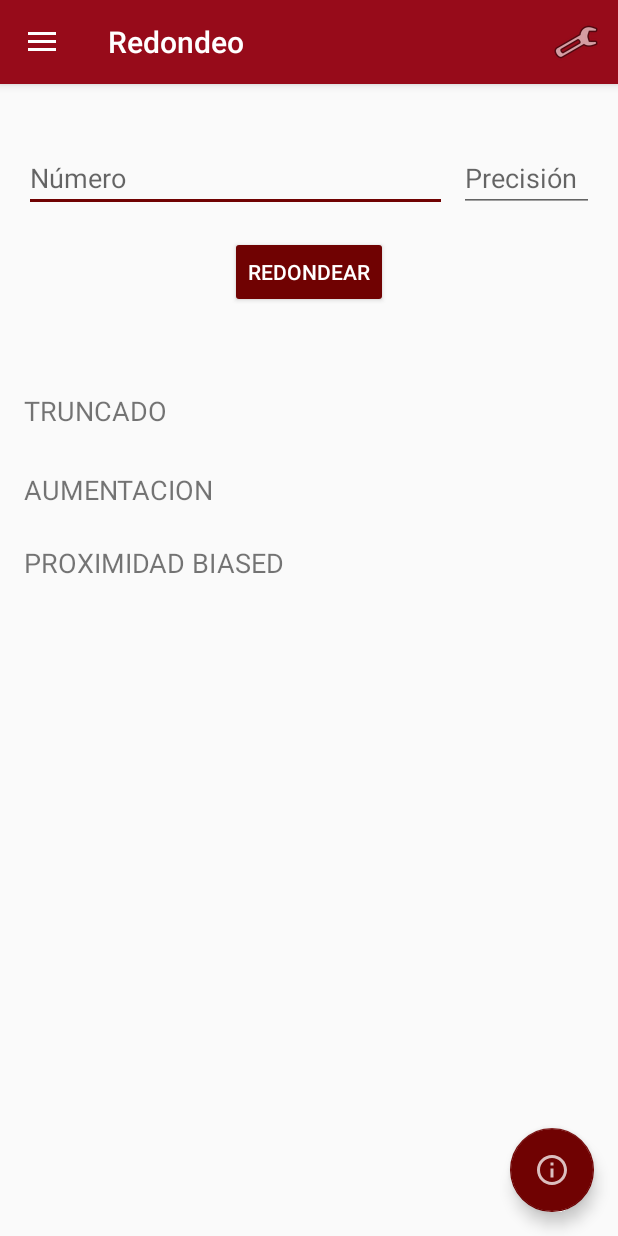
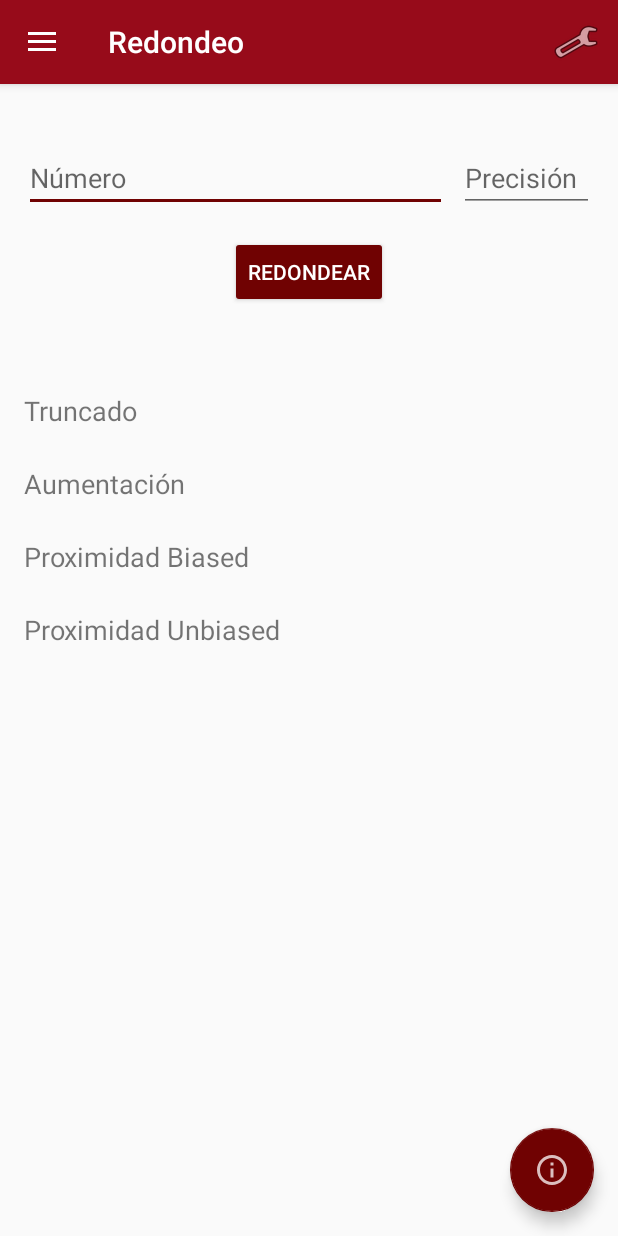
Before and after one commit to tscandalitta/OrgApp, an Android app: the screen it shows after launch (MainActivity), after a tap on "Redondeo", on a phone screen of 412 x 824 dp. Run offline under Robolectric (Android 15) with nearby library versions, the phone set to English and light mode, and no system bars; 1 other tap on this screen came first.

Commit message:
fix redondeo aumentacion

```diff
--- a/app/src/main/java/com/example/proyectoandroidtdp/Redondeo/RedondeadorAbstracto.java
+++ b/app/src/main/java/com/example/proyectoandroidtdp/Redondeo/RedondeadorAbstracto.java
@@ -4,8 +4,6 @@ public interface RedondeadorAbstracto {
 
     String redondeoTruncado(String numero, String precision);
     String redondeoAumentacion(String numero, String precision);
-  //  String redondeoHaciaArriba(String numero, int precision);
-  //  String redondeoHaciaAbajo(String numero, int precision);
     String redondeoBiased(String numero, String precision);
-  //  String redondeoUnbiased(String numero, int precision);
+    String redondeoUnbiased(String numero, String precision);
 }
--- a/app/src/main/java/com/example/proyectoandroidtdp/Redondeo/RedondeoFragment.java
+++ b/app/src/main/java/com/example/proyectoandroidtdp/Redondeo/RedondeoFragment.java
@@ -17,7 +17,7 @@ import com.example.proyectoandroidtdp.R;
 public class RedondeoFragment extends Fragment {
 
     RedondeadorAbstracto redondeador;
-    TextView txtNumero, txtPrecision, txtTruncado, txtAumentacion,txtBiased;
+    TextView txtNumero, txtPrecision, txtTruncado, txtAumentacion, txtBiased, txtUnbiased;
     Button btnRedondear;
     String numeroOriginal, numeroRedondeado, precision;
 
@@ -34,7 +34,7 @@ public class RedondeoFragment extends Fragment {
         txtTruncado = view.findViewById(R.id.txtRedondeoTruncado);
         txtAumentacion = view.findViewById(R.id.txtRedondeoAumentacion);
         txtBiased = view.findViewById(R.id.txtRedondeoBiased);
-
+        txtUnbiased = view.findViewById(R.id.txtRedondeoUnbiased);
         btnRedondear = view.findViewById(R.id.btnRedondear);
 
         CreadorDeFiltrosAbstracto creadorDeFiltros = new CreadorDeFiltros();
@@ -56,11 +56,12 @@ public class RedondeoFragment extends Fragment {
                     numeroRedondeado = redondeador.redondeoTruncado(numeroOriginal, precision);
                     String numeroAumentacion = redondeador.redondeoAumentacion(numeroOriginal, precision);
                     String numeroBiased = redondeador.redondeoBiased(numeroOriginal,precision);
+                    String numeroUnbiased = redondeador.redondeoUnbiased(numeroOriginal,precision);
 
                     txtTruncado.setText(numeroRedondeado);
                     txtAumentacion.setText(numeroAumentacion);
                     txtBiased.setText(numeroBiased);
-
+                    txtUnbiased.setText(numeroUnbiased);
                 }
             }
         });
--- a/app/src/main/res/layout/fragment_redondeo.xml
+++ b/app/src/main/res/layout/fragment_redondeo.xml
@@ -7,13 +7,23 @@
     android:layout_height="match_parent">
 
     <TextView
+        android:id="@+id/txtRedondeoUnbiased"
+        android:layout_width="wrap_content"
+        android:layout_height="wrap_content"
+        android:layout_marginStart="16dp"
+        android:layout_marginTop="24dp"
+        android:textSize="18sp"
+        app:layout_constraintStart_toEndOf="@+id/txtLabelProximidadUnbiased"
+        app:layout_constraintTop_toBottomOf="@+id/txtRedondeoBiased" />
+
+    <TextView
         android:id="@+id/txtRedondeoBiased"
         android:layout_width="wrap_content"
         android:layout_height="wrap_content"
+        android:layout_marginStart="16dp"
         android:layout_marginTop="24dp"
-        android:layout_marginEnd="76dp"
         android:textSize="18sp"
-        app:layout_constraintEnd_toEndOf="parent"
+        app:layout_constraintStart_toEndOf="@+id/txtLabelProximidadUnbiased"
         app:layout_constraintTop_toBottomOf="@+id/txtRedondeoAumentacion" />
 
     <TextView
@@ -21,8 +31,8 @@
         android:layout_width="wrap_content"
         android:layout_height="wrap_content"
         android:layout_marginStart="16dp"
-        android:layout_marginTop="28dp"
-        android:text="AUMENTACION"
+        android:layout_marginTop="24dp"
+        android:text="Aumentación"
         android:textSize="18sp"
         app:layout_constraintStart_toStartOf="parent"
         app:layout_constraintTop_toBottomOf="@+id/txtLabelTruncado" />
@@ -31,10 +41,10 @@
         android:id="@+id/txtRedondeoAumentacion"
         android:layout_width="wrap_content"
         android:layout_height="wrap_content"
-        android:layout_marginTop="28dp"
-        android:layout_marginEnd="76dp"
+        android:layout_marginStart="16dp"
+        android:layout_marginTop="24dp"
         android:textSize="18sp"
-        app:layout_constraintEnd_toEndOf="parent"
+        app:layout_constraintStart_toEndOf="@+id/txtLabelProximidadUnbiased"
         app:layout_constraintTop_toBottomOf="@+id/txtRedondeoTruncado" />
 
     <TextView
@@ -43,7 +53,7 @@
         android:layout_height="wrap_content"
         android:layout_marginStart="16dp"
         android:layout_marginTop="56dp"
-        android:text="TRUNCADO"
+        android:text="Truncado"
         android:textSize="18sp"
         app:layout_constraintStart_toStartOf="parent"
         app:layout_constraintTop_toBottomOf="@+id/btnRedondear" />
@@ -92,18 +102,29 @@
         android:layout_height="wrap_content"
         android:layout_marginStart="16dp"
         android:layout_marginTop="24dp"
-        android:text="PROXIMIDAD BIASED"
+        android:text="Proximidad Biased"
         android:textSize="18sp"
         app:layout_constraintStart_toStartOf="parent"
         app:layout_constraintTop_toBottomOf="@+id/txtLabelAumentacion2" />
 
     <TextView
+        android:id="@+id/txtLabelProximidadUnbiased"
+        android:layout_width="wrap_content"
+        android:layout_height="wrap_content"
+        android:layout_marginStart="16dp"
+        android:layout_marginTop="24dp"
+        android:text="Proximidad Unbiased"
+        android:textSize="18sp"
+        app:layout_constraintStart_toStartOf="parent"
+        app:layout_constraintTop_toBottomOf="@+id/txtLabelProximidadBiased" />
+
+    <TextView
         android:id="@+id/txtRedondeoTruncado"
         android:layout_width="wrap_content"
         android:layout_height="wrap_content"
+        android:layout_marginStart="16dp"
         android:layout_marginTop="56dp"
-        android:layout_marginEnd="76dp"
         android:textSize="18sp"
-        app:layout_constraintEnd_toEndOf="parent"
+        app:layout_constraintStart_toEndOf="@+id/txtLabelProximidadUnbiased"
         app:layout_constraintTop_toBottomOf="@+id/btnRedondear" />
 </android.support.constraint.ConstraintLayout>
```
Also changed, not shown: app/src/main/java/com/example/proyectoandroidtdp/Redondeo/Redondeador.java (+72 -28 lines).
